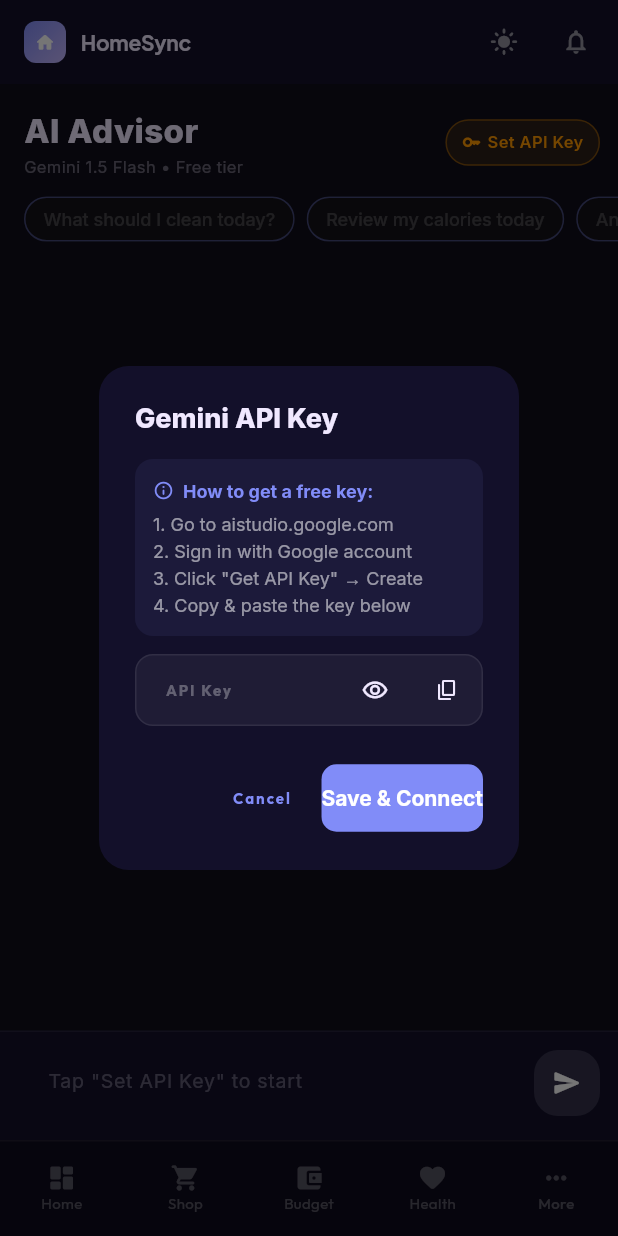
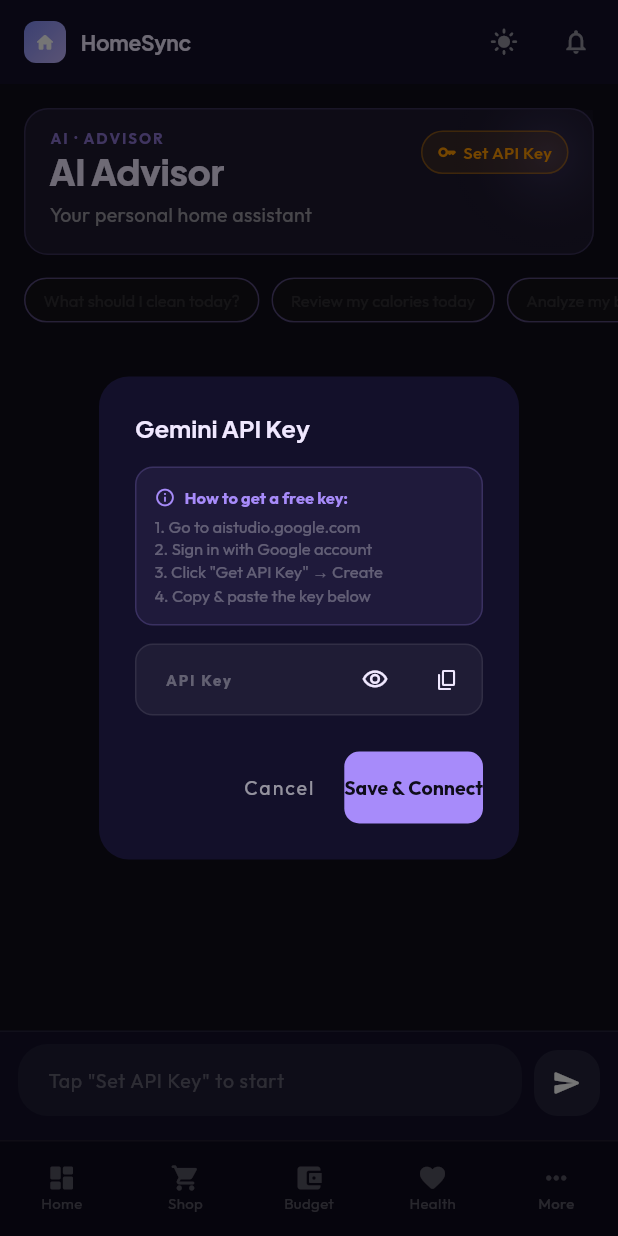
Before and after one commit to BalaMurugan2705/helper, a Flutter app: the AdvisorScreen screen opened by its route, after a tap on "Set API Key", on a phone screen of 412 x 824 dp. Run offline on Flutter 3.47's test engine with Material 3 defaults, Android fonts, the phone set to English and light mode, and no system bars; our stand-ins replace cloud_firestore, firebase_auth, firebase_core, fl_chart, flutter_local_notifications, flutter_riverpod and 7 more; accounts and stored records are empty.

Commit message:
feat: apply Aurora redesign to AI Advisor screen

```diff
--- a/lib/screens/advisor/advisor_screen.dart
+++ b/lib/screens/advisor/advisor_screen.dart
@@ -1,10 +1,12 @@
 import 'package:flutter/material.dart';
 import 'package:flutter/services.dart';
 import 'package:flutter_riverpod/flutter_riverpod.dart';
-import 'package:google_fonts/google_fonts.dart';
 import 'package:google_generative_ai/google_generative_ai.dart';
 import 'package:shared_preferences/shared_preferences.dart';
-import '../../core/theme/app_theme.dart';
+import '../../core/theme/app_colors.dart';
+import '../../core/theme/app_text_styles.dart';
+import '../../core/widgets/aurora_hero.dart';
+import '../../core/widgets/glass_card.dart';
 import '../../providers/providers.dart';
 
 // ─── Message model ────────────────────────────────────────────────
@@ -257,9 +259,9 @@
         builder: (ctx, setSt) => AlertDialog(
           shape:
               RoundedRectangleBorder(borderRadius: BorderRadius.circular(20)),
+          backgroundColor: AppColors.darkSurface,
           title: Text('Gemini API Key',
-              style:
-                  GoogleFonts.inter(fontWeight: FontWeight.w800, fontSize: 18)),
+              style: AppTextStyles.headlineSmall),
           content: Column(
             mainAxisSize: MainAxisSize.min,
             crossAxisAlignment: CrossAxisAlignment.start,
@@ -267,31 +269,33 @@
               Container(
                 padding: const EdgeInsets.all(12),
                 decoration: BoxDecoration(
-                  color: AppTheme.primaryPurple.withOpacity(0.08),
+                  color: AppColors.accentAdvisor.withValues(alpha: 0.08),
                   borderRadius: BorderRadius.circular(12),
+                  border: Border.all(
+                      color: AppColors.accentAdvisor.withValues(alpha: 0.20)),
                 ),
                 child: Column(
                   crossAxisAlignment: CrossAxisAlignment.start,
                   children: [
                     Row(children: [
-                      const Icon(Icons.info_outline_rounded,
-                          size: 14, color: AppTheme.primaryPurple),
+                      Icon(Icons.info_outline_rounded,
+                          size: 14,
+                          color: AppColors.accentAdvisor),
                       const SizedBox(width: 6),
                       Text('How to get a free key:',
-                          style: GoogleFonts.inter(
-                              fontSize: 12,
+                          style: AppTextStyles.bodySmall.copyWith(
                               fontWeight: FontWeight.w700,
-                              color: AppTheme.primaryPurple)),
+                              color: AppColors.accentAdvisor)),
                     ]),
                     const SizedBox(height: 4),
                     Text('1. Go to aistudio.google.com',
-                        style: GoogleFonts.inter(fontSize: 12)),
+                        style: AppTextStyles.bodySmall),
                     Text('2. Sign in with Google account',
-                        style: GoogleFonts.inter(fontSize: 12)),
+                        style: AppTextStyles.bodySmall),
                     Text('3. Click "Get API Key" → Create',
-                        style: GoogleFonts.inter(fontSize: 12)),
+                        style: AppTextStyles.bodySmall),
                     Text('4. Copy & paste the key below',
-                        style: GoogleFonts.inter(fontSize: 12)),
+                        style: AppTextStyles.bodySmall),
                   ],
                 ),
               ),
@@ -299,9 +303,13 @@
               TextField(
                 controller: ctrl,
                 obscureText: obscure,
+                style: AppTextStyles.bodyMedium.copyWith(
+                    color: AppColors.textPrimary),
                 decoration: InputDecoration(
                   labelText: 'API Key',
                   hintText: 'AIzaSy...',
+                  hintStyle: AppTextStyles.bodyMedium.copyWith(
+                      color: AppColors.textSubtle),
                   border: OutlineInputBorder(
                       borderRadius: BorderRadius.circular(12)),
                   suffixIcon: Row(
@@ -323,18 +331,19 @@
                     ],
                   ),
                 ),
-                style: GoogleFonts.inter(fontSize: 13),
               ),
             ],
           ),
           actions: [
             TextButton(
                 onPressed: () => Navigator.pop(ctx),
-                child: const Text('Cancel')),
+                child: Text('Cancel',
+                    style: AppTextStyles.bodyMedium.copyWith(
+                        color: AppColors.textMuted))),
             ElevatedButton(
               style: ElevatedButton.styleFrom(
-                backgroundColor: AppTheme.primaryPurple,
-                foregroundColor: Colors.white,
+                backgroundColor: AppColors.accentAdvisor,
+                foregroundColor: AppColors.darkBase,
                 shape: RoundedRectangleBorder(
                     borderRadius: BorderRadius.circular(10)),
               ),
@@ -347,7 +356,9 @@
                 }
               },
               child: Text('Save & Connect',
-                  style: GoogleFonts.inter(fontWeight: FontWeight.w700)),
+                  style: AppTextStyles.bodyMedium.copyWith(
+                      fontWeight: FontWeight.w700,
+                      color: AppColors.darkBase)),
             ),
           ],
         ),
@@ -368,39 +379,28 @@
 
   @override
   Widget build(BuildContext context) {
-    final cs = Theme.of(context).colorScheme;
     final hasKey = _apiKey != null && _apiKey!.isNotEmpty;
 
     return Scaffold(
+      backgroundColor: AppColors.darkBase,
       body: SafeArea(
         child: Column(
           children: [
-            // ── Header ──────────────────────────────────────────
-            Padding(
-              padding: const EdgeInsets.fromLTRB(16, 14, 12, 8),
-              child: Row(
+            // ── Aurora Hero Header ───────────────────────────────
+            AuroraHero(
+              accent: AppColors.accentAdvisor,
+              eyebrow: 'AI · ADVISOR',
+              title: 'AI Advisor',
+              subtitle: 'Your personal home assistant',
+              trailing: Row(
+                mainAxisSize: MainAxisSize.min,
                 children: [
-                  Column(
-                    crossAxisAlignment: CrossAxisAlignment.start,
-                    children: [
-                      Text('AI Advisor',
-                          style: GoogleFonts.inter(
-                              fontSize: 22,
-                              fontWeight: FontWeight.w800,
-                              color: cs.onSurface)),
-                      Text('Gemini 1.5 Flash • Free tier',
-                          style: GoogleFonts.inter(
-                              fontSize: 11,
-                              color: cs.onSurface.withOpacity(0.4))),
-                    ],
-                  ),
-                  const Spacer(),
                   if (_messages.isNotEmpty)
                     IconButton(
                       icon: const Icon(Icons.refresh_rounded),
                       tooltip: 'New chat',
                       onPressed: _resetChat,
-                      color: cs.onSurface.withOpacity(0.5),
+                      color: AppColors.textMuted,
                     ),
                   GestureDetector(
                     onTap: _showKeyDialog,
@@ -409,13 +409,13 @@
                           horizontal: 10, vertical: 6),
                       decoration: BoxDecoration(
                         color: hasKey
-                            ? const Color(0xFF4CAF50).withOpacity(0.12)
-                            : Colors.orange.withOpacity(0.12),
+                            ? const Color(0xFF34D399).withValues(alpha: 0.12)
+                            : Colors.orange.withValues(alpha: 0.12),
                         borderRadius: BorderRadius.circular(20),
                         border: Border.all(
                           color: hasKey
-                              ? const Color(0xFF4CAF50).withOpacity(0.4)
-                              : Colors.orange.withOpacity(0.4),
+                              ? const Color(0xFF34D399).withValues(alpha: 0.4)
+                              : Colors.orange.withValues(alpha: 0.4),
                         ),
                       ),
                       child: Row(
@@ -427,17 +427,16 @@
                                 : Icons.key_rounded,
                             size: 13,
                             color: hasKey
-                                ? const Color(0xFF4CAF50)
+                                ? const Color(0xFF34D399)
                                 : Colors.orange,
                           ),
                           const SizedBox(width: 4),
                           Text(
                             hasKey ? 'Connected' : 'Set API Key',
-                            style: GoogleFonts.inter(
-                                fontSize: 11,
+                            style: AppTextStyles.bodySmall.copyWith(
                                 fontWeight: FontWeight.w600,
                                 color: hasKey
-                                    ? const Color(0xFF4CAF50)
+                                    ? const Color(0xFF34D399)
                                     : Colors.orange),
                           ),
                         ],
@@ -450,6 +449,7 @@
 
             // ── Quick prompts (visible when chat is empty) ───────
             if (_messages.isEmpty) ...[
+              const SizedBox(height: 12),
               SizedBox(
                 height: 36,
                 child: ListView.separated(
@@ -459,13 +459,13 @@
                   separatorBuilder: (_, __) => const SizedBox(width: 8),
                   itemBuilder: (ctx, i) => ActionChip(
                     label: Text(_quickPrompts[i],
-                        style: GoogleFonts.inter(fontSize: 12)),
+                        style: AppTextStyles.bodySmall),
                     onPressed:
                         hasKey ? () => _send(_quickPrompts[i]) : null,
                     backgroundColor:
-                        AppTheme.primaryPurple.withOpacity(0.08),
+                        AppColors.accentAdvisor.withValues(alpha: 0.08),
                     side: BorderSide(
-                        color: AppTheme.primaryPurple.withOpacity(0.25)),
+                        color: AppColors.accentAdvisor.withValues(alpha: 0.25)),
                     padding: const EdgeInsets.symmetric(horizontal: 4),
                     visualDensity: VisualDensity.compact,
                   ),
@@ -497,10 +497,10 @@
             Container(
               padding: const EdgeInsets.fromLTRB(12, 8, 12, 16),
               decoration: BoxDecoration(
-                color: cs.surface,
+                color: AppColors.darkSurface,
                 border: Border(
                     top: BorderSide(
-                        color: cs.onSurface.withOpacity(0.08))),
+                        color: AppColors.glassBorder)),
               ),
               child: Row(
                 crossAxisAlignment: CrossAxisAlignment.end,
@@ -513,23 +513,23 @@
                       minLines: 1,
                       keyboardType: TextInputType.multiline,
                       textInputAction: TextInputAction.newline,
+                      style: AppTextStyles.bodyMedium.copyWith(
+                          color: AppColors.textPrimary),
                       decoration: InputDecoration(
                         hintText: hasKey
                             ? 'Ask about cleaning, food, budget, health...'
                             : 'Tap "Set API Key" to start',
-                        hintStyle: GoogleFonts.inter(
-                            fontSize: 13,
-                            color: cs.onSurface.withOpacity(0.35)),
+                        hintStyle: AppTextStyles.bodyMedium.copyWith(
+                            color: AppColors.textSubtle),
                         border: OutlineInputBorder(
                           borderRadius: BorderRadius.circular(20),
                           borderSide: BorderSide.none,
                         ),
                         filled: true,
-                        fillColor: cs.surfaceContainerHighest,
+                        fillColor: AppColors.glassCard,
                         contentPadding: const EdgeInsets.symmetric(
                             horizontal: 16, vertical: 10),
                       ),
-                      style: GoogleFonts.inter(fontSize: 14),
                     ),
                   ),
                   const SizedBox(width: 8),
@@ -538,8 +538,8 @@
                     height: 44,
                     child: FloatingActionButton(
                       backgroundColor: _loading || !hasKey
-                          ? cs.onSurface.withOpacity(0.15)
-                          : AppTheme.primaryPurple,
+                          ? AppColors.glassBorder
+                          : AppColors.accentAdvisor,
                       elevation: 0,
                       onPressed: _loading || !hasKey
                           ? null
@@ -582,7 +582,6 @@
 
   @override
   Widget build(BuildContext context) {
-    final cs = Theme.of(context).colorScheme;
     return Center(
       child: SingleChildScrollView(
         padding: const EdgeInsets.all(32),
@@ -593,38 +592,30 @@
               width: 72,
               height: 72,
               decoration: BoxDecoration(
-                gradient: const LinearGradient(
-                  colors: [AppTheme.primaryPurple, AppTheme.accentTeal],
-                  begin: Alignment.topLeft,
-                  end: Alignment.bottomRight,
-                ),
+                color: AppColors.accentAdvisor.withValues(alpha: 0.15),
                 borderRadius: BorderRadius.circular(20),
+                border: Border.all(
+                    color: AppColors.accentAdvisor.withValues(alpha: 0.30)),
                 boxShadow: [
                   BoxShadow(
-                    color: AppTheme.primaryPurple.withOpacity(0.4),
+                    color: AppColors.accentAdvisor.withValues(alpha: 0.4),
                     blurRadius: 20,
                     offset: const Offset(0, 8),
                   ),
                 ],
               ),
-              child: const Icon(Icons.auto_awesome_rounded,
-                  color: Colors.white, size: 36),
+              child: Icon(Icons.auto_awesome_rounded,
+                  color: AppColors.accentAdvisor, size: 36),
             ),
             const SizedBox(height: 20),
             Text('AI Home Advisor',
-                style: GoogleFonts.inter(
-                    fontSize: 22,
-                    fontWeight: FontWeight.w800,
-                    color: cs.onSurface)),
+                style: AppTextStyles.headlineLarge),
             const SizedBox(height: 8),
             Text(
               hasKey
                   ? 'Your personal AI trained on your live home data.\nAsk anything — food, cleaning, budget, health.'
                   : 'Connect Google Gemini (free) to get\npersonalized insights from your home data.',
-              style: GoogleFonts.inter(
-                  fontSize: 13,
-                  color: cs.onSurface.withOpacity(0.5),
-                  height: 1.6),
+              style: AppTextStyles.bodyMedium.copyWith(height: 1.6),
               textAlign: TextAlign.center,
             ),
             if (hasKey) ...[
@@ -635,15 +626,17 @@
                 alignment: WrapAlignment.center,
                 children: _featured
                     .map((p) => ActionChip(
-                          avatar: const Icon(Icons.auto_awesome_rounded,
-                              size: 14, color: AppTheme.primaryPurple),
+                          avatar: Icon(Icons.auto_awesome_rounded,
+                              size: 14,
+                              color: AppColors.accentAdvisor),
                           label: Text(p,
-                              style: GoogleFonts.inter(fontSize: 13)),
+                              style: AppTextStyles.bodySmall),
                           onPressed: () => onTap(p),
                           backgroundColor:
-                              AppTheme.primaryPurple.withOpacity(0.08),
+                              AppColors.accentAdvisor.withValues(alpha: 0.08),
                           side: BorderSide(
-                              color: AppTheme.primaryPurple.withOpacity(0.25)),
+                              color: AppColors.accentAdvisor
+                                  .withValues(alpha: 0.25)),
                         ))
                     .toList(),
               ),
@@ -663,7 +656,6 @@
 
   @override
   Widget build(BuildContext context) {
-    final cs = Theme.of(context).colorScheme;
     final isUser = msg.role == _Role.user;
 
     return Padding(
@@ -678,12 +670,13 @@
               width: 28,
               height: 28,
               decoration: BoxDecoration(
-                gradient: const LinearGradient(
-                    colors: [AppTheme.primaryPurple, AppTheme.accentTeal]),
+                color: AppColors.accentAdvisor.withValues(alpha: 0.15),
+                border: Border.all(
+                    color: AppColors.accentAdvisor.withValues(alpha: 0.30)),
                 borderRadius: BorderRadius.circular(8),
               ),
-              child: const Icon(Icons.auto_awesome_rounded,
-                  color: Colors.white, size: 14),
+              child: Icon(Icons.auto_awesome_rounded,
+                  color: AppColors.accentAdvisor, size: 14),
             ),
             const SizedBox(width: 8),
           ],
@@ -691,31 +684,24 @@
             child: GestureDetector(
               onLongPress: () =>
                   Clipboard.setData(ClipboardData(text: msg.text)),
-              child: Container(
+              child: isUser
+                  ? GlassCard(
+                      accent: AppColors.accentAdvisor,
                       padding: const EdgeInsets.symmetric(
                           horizontal: 14, vertical: 10),
-                decoration: BoxDecoration(
-                  gradient: isUser
-                      ? const LinearGradient(colors: [
-                          AppTheme.primaryPurple,
-                          Color(0xFF5340D8),
-                        ])
-                      : null,
-                  color: isUser ? null : cs.surfaceContainerHighest,
-                  borderRadius: BorderRadius.only(
-                    topLeft: const Radius.circular(16),
-                    topRight: const Radius.circular(16),
-                    bottomLeft: Radius.circular(isUser ? 16 : 4),
-                    bottomRight: Radius.circular(isUser ? 4 : 16),
-                  ),
-                ),
                       child: Text(
                         msg.text,
-                  style: GoogleFonts.inter(
-                    fontSize: 13,
-                    color: isUser ? Colors.white : cs.onSurface,
-                    height: 1.55,
+                        style: AppTextStyles.bodyMedium.copyWith(
+                            color: AppColors.textPrimary, height: 1.55),
                       ),
+                    )
+                  : GlassCard(
+                      padding: const EdgeInsets.symmetric(
+                          horizontal: 14, vertical: 10),
+                      child: Text(
+                        msg.text,
+                        style: AppTextStyles.bodyMedium.copyWith(
+                            color: AppColors.textPrimary, height: 1.55),
                       ),
                     ),
             ),
@@ -769,7 +755,6 @@
 
   @override
   Widget build(BuildContext context) {
-    final cs = Theme.of(context).colorScheme;
     return Padding(
       padding: const EdgeInsets.only(bottom: 12),
       child: Row(
@@ -779,26 +764,18 @@
             width: 28,
             height: 28,
             decoration: BoxDecoration(
-              gradient: const LinearGradient(
-                  colors: [AppTheme.primaryPurple, AppTheme.accentTeal]),
+              color: AppColors.accentAdvisor.withValues(alpha: 0.15),
+              border: Border.all(
+                  color: AppColors.accentAdvisor.withValues(alpha: 0.30)),
               borderRadius: BorderRadius.circular(8),
             ),
-            child: const Icon(Icons.auto_awesome_rounded,
-                color: Colors.white, size: 14),
+            child: Icon(Icons.auto_awesome_rounded,
+                color: AppColors.accentAdvisor, size: 14),
           ),
           const SizedBox(width: 8),
-          Container(
+          GlassCard(
             padding:
                 const EdgeInsets.symmetric(horizontal: 16, vertical: 14),
-            decoration: BoxDecoration(
-              color: cs.surfaceContainerHighest,
-              borderRadius: const BorderRadius.only(
-                topLeft: Radius.circular(16),
-                topRight: Radius.circular(16),
-                bottomRight: Radius.circular(16),
-                bottomLeft: Radius.circular(4),
-              ),
-            ),
             child: Row(
               mainAxisSize: MainAxisSize.min,
               children: List.generate(
@@ -810,7 +787,7 @@
                     width: 7,
                     height: 7,
                     decoration: BoxDecoration(
-                      color: AppTheme.primaryPurple,
+                      color: AppColors.accentAdvisor,
                       borderRadius: BorderRadius.circular(4),
                     ),
                   ),
```
Lines whose indentation alone changed are shown as unchanged.
